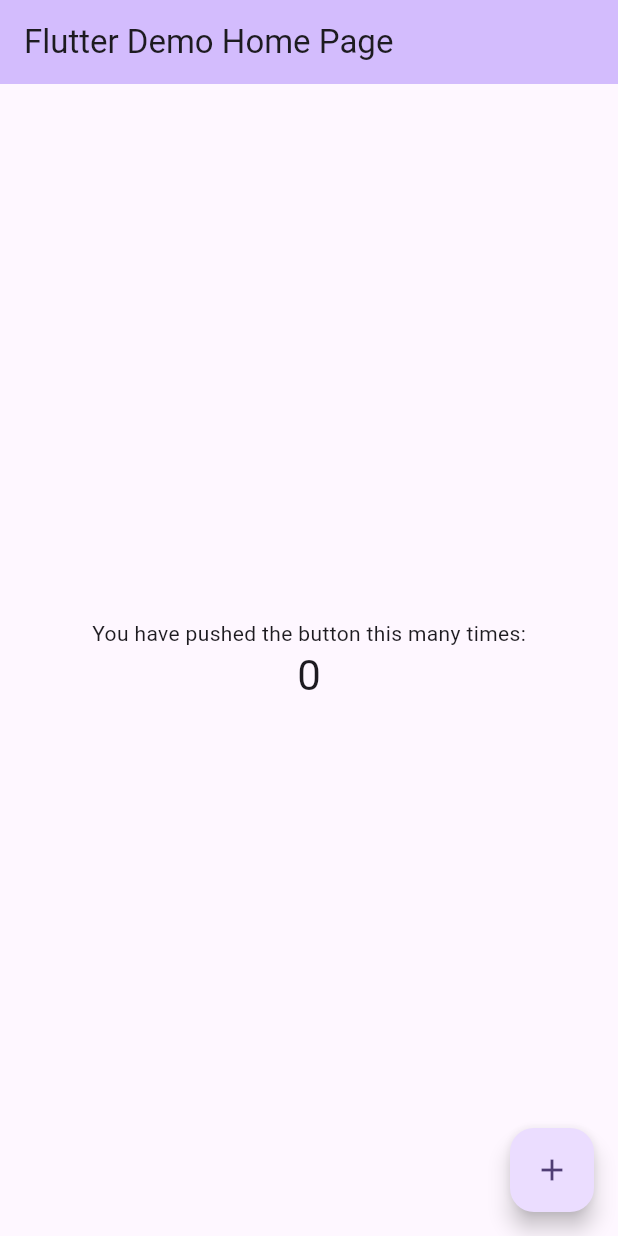
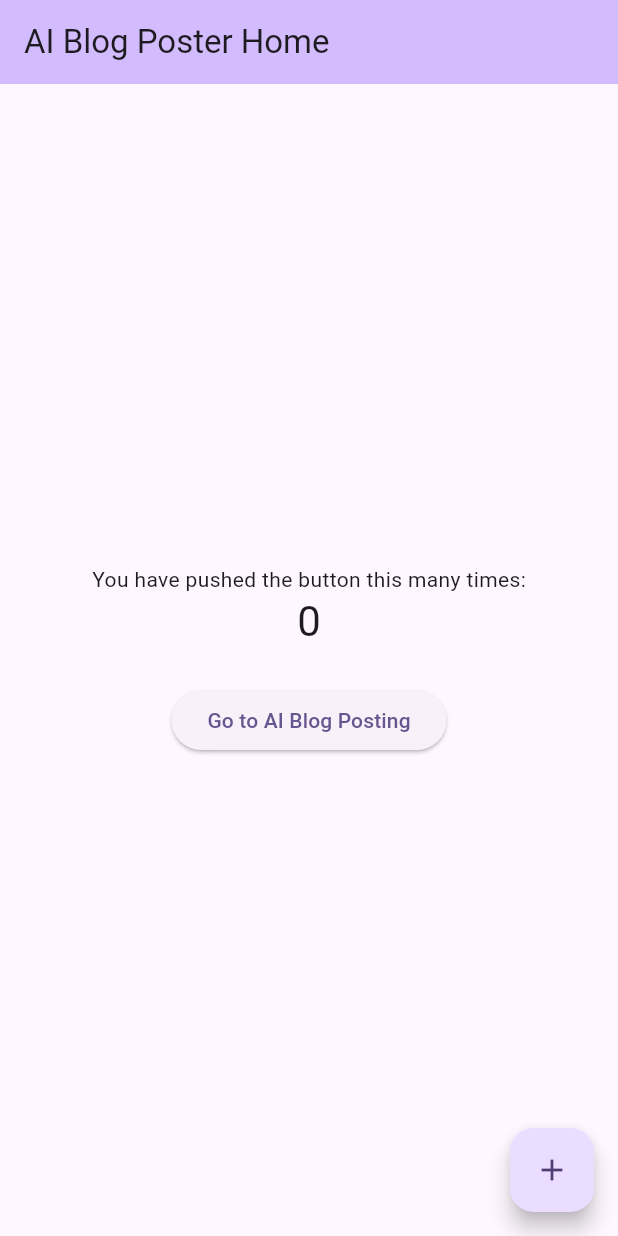
Before and after one commit to could-ai/0199048f-4a06-7a14-b9af-38be6b479790, a Flutter app: the screen it shows after launch, on a phone screen of 412 x 824 dp. Run offline on Flutter 3.47's test engine with Material 3 defaults, Android fonts, the phone set to English and light mode, and no system bars.

Commit message:
Added new dependencies http and flutter_quill to pubspec.yaml for future HTTP calls and rich text editing features. Updated project description to reflect the new AI blog posting feature. No existing dependencies removed, only appended to enable HTTP requests and rich content display.; Modified lib/main.dart to integrate blog posting feature. Added a new route '/blogPost' pointing to BlogPostingScreen. Changed application title to 'AI Blog Poster'. In MyHomePage body, added an ElevatedButton to navigate to the AI blog posting screen. Imported the BlogPostingScreen from the newly created screens directory. Maintained existing counter functionality.; Created new screen lib/screens/blog_posting_screen.dart. Added BlogPostingScreen as a StatefulWidget with a TextField for entering a website URL, a button to simulate AI content generation, display area for generated content, and a button to simulate posting to a blog. Included placeholder async methods generatePost() and postToBlog() with simulated delays and feedback via SnackBar. This scaffold lays the groundwork for integrating real AI generation APIs and external blog APIs in the future.

```diff
--- a/usr/lib/main.dart
+++ b/usr/lib/main.dart
@@ -1,4 +1,5 @@
 import 'package:flutter/material.dart';
+import 'screens/blog_posting_screen.dart';
 
 void main() {
   runApp(const MyApp());
@@ -7,47 +8,25 @@ void main() {
 class MyApp extends StatelessWidget {
   const MyApp({super.key});
 
-  // This widget is the root of your application.
   @override
   Widget build(BuildContext context) {
     return MaterialApp(
-      title: 'Flutter Demo',
+      title: 'AI Blog Poster',
       debugShowCheckedModeBanner: false,
       theme: ThemeData(
-        // This is the theme of your application.
-        //
-        // TRY THIS: Try running your application with "flutter run". You'll see
-        // the application has a purple toolbar. Then, without quitting the app,
-        // try changing the seedColor in the colorScheme below to Colors.green
-        // and then invoke "hot reload" (save your changes or press the "hot
-        // reload" button in a Flutter-supported IDE, or press "r" if you used
-        // the command line to start the app).
-        //
-        // Notice that the counter didn't reset back to zero; the application
-        // state is not lost during the reload. To reset the state, use hot
-        // restart instead.
-        //
-        // This works for code too, not just values: Most code changes can be
-        // tested with just a hot reload.
         colorScheme: ColorScheme.fromSeed(seedColor: Colors.deepPurple),
       ),
-      home: const MyHomePage(title: 'Flutter Demo Home Page'),
+      routes: {
+        '/': (context) => const MyHomePage(title: 'AI Blog Poster Home'),
+        '/blogPost': (context) => const BlogPostingScreen(),
+      },
+      initialRoute: '/',
     );
   }
 }
 
 class MyHomePage extends StatefulWidget {
   const MyHomePage({super.key, required this.title});
-
-  // This widget is the home page of your application. It is stateful, meaning
-  // that it has a State object (defined below) that contains fields that affect
-  // how it looks.
-
-  // This class is the configuration for the state. It holds the values (in this
-  // case the title) provided by the parent (in this case the App widget) and
-  // used by the build method of the State. Fields in a Widget subclass are
-  // always marked "final".
-
   final String title;
 
   @override
@@ -59,54 +38,30 @@ class _MyHomePageState extends State<MyHomePage> {
 
   void _incrementCounter() {
     setState(() {
-      // This call to setState tells the Flutter framework that something has
-      // changed in this State, which causes it to rerun the build method below
-      // so that the display can reflect the updated values. If we changed
-      // _counter without calling setState(), then the build method would not be
-      // called again, and so nothing would appear to happen.
       _counter++;
     });
   }
 
   @override
   Widget build(BuildContext context) {
-    // This method is rerun every time setState is called, for instance as done
-    // by the _incrementCounter method above.
-    //
-    // The Flutter framework has been optimized to make rerunning build methods
-    // fast, so that you can just rebuild anything that needs updating rather
-    // than having to individually change instances of widgets.
     return Scaffold(
       appBar: AppBar(
-        // TRY THIS: Try changing the color here to a specific color (to
-        // Colors.amber, perhaps?) and trigger a hot reload to see the AppBar
-        // change color while the other colors stay the same.
         backgroundColor: Theme.of(context).colorScheme.inversePrimary,
-        // Here we take the value from the MyHomePage object that was created by
-        // the App.build method, and use it to set our appbar title.
         title: Text(widget.title),
       ),
       body: Center(
-        // Center is a layout widget. It takes a single child and positions it
-        // in the middle of the parent.
         child: Column(
-          // Column is also a layout widget. It takes a list of children and
-          // arranges them vertically. By default, it sizes itself to fit its
-          // children horizontally, and tries to be as tall as its parent.
-          //
-          // Column has various properties to control how it sizes itself and
-          // how it positions its children. Here we use mainAxisAlignment to
-          // center the children vertically; the main axis here is the vertical
-          // axis because Columns are vertical (the cross axis would be
-          // horizontal).
-          //
-          // TRY THIS: Invoke "debug painting" (choose the "Toggle Debug Paint"
-          // action in the IDE, or press "p" in the console), to see the
-          // wireframe for each widget.
           mainAxisAlignment: MainAxisAlignment.center,
           children: <Widget>[
             const Text('You have pushed the button this many times:'),
             Text('$_counter', style: Theme.of(context).textTheme.headlineMedium),
+            const SizedBox(height: 24),
+            ElevatedButton(
+              onPressed: () {
+                Navigator.pushNamed(context, '/blogPost');
+              },
+              child: const Text('Go to AI Blog Posting'),
+            ),
           ],
         ),
       ),
@@ -114,7 +69,7 @@ class _MyHomePageState extends State<MyHomePage> {
         onPressed: _incrementCounter,
         tooltip: 'Increment',
         child: const Icon(Icons.add),
-      ), // This trailing comma makes auto-formatting nicer for build methods.
+      ),
     );
   }
 }
```
Also changed, not shown: usr/lib/screens/blog_posting_screen.dart (added, +87 -0 lines), usr/pubspec.yaml (+3 -67 lines).
